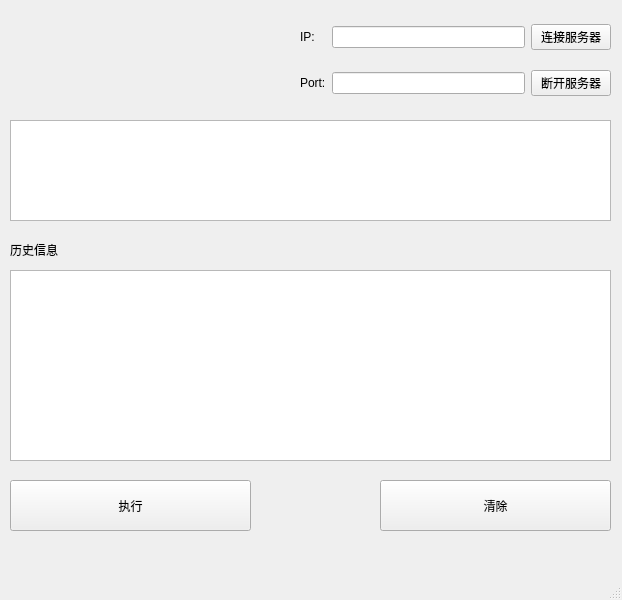
This is mainwindow.ui in qwwqwqwqwqw/sql_minus_client as Qt 5 draws it before an edit. The edited form follows.
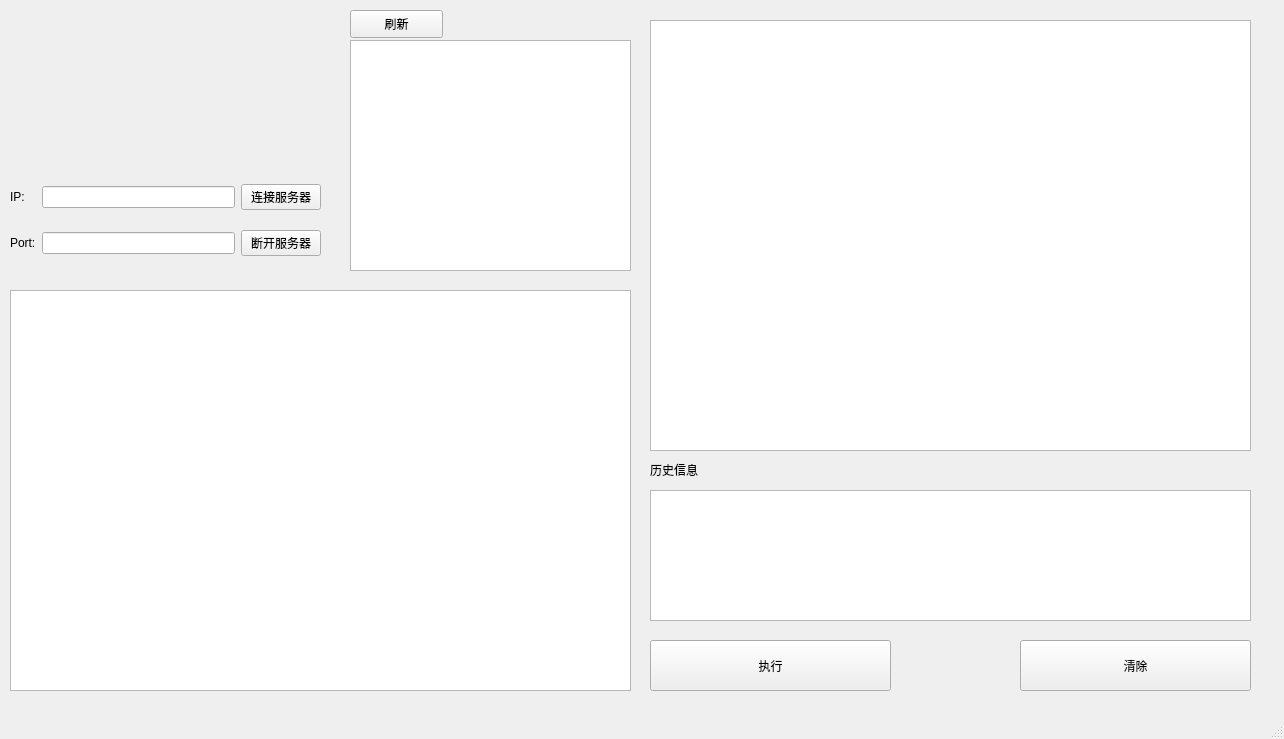
This is the edited form. Icons and pictures are not drawn.

```diff
--- a/mainwindow.ui
+++ b/mainwindow.ui
@@ -6,8 +6,8 @@
    <rect>
     <x>0</x>
     <y>0</y>
-    <width>622</width>
-    <height>600</height>
+    <width>1284</width>
+    <height>739</height>
    </rect>
   </property>
   <property name="windowTitle">
@@ -17,18 +17,18 @@
    <widget class="QTextEdit" name="record">
     <property name="geometry">
      <rect>
-      <x>10</x>
-      <y>270</y>
+      <x>650</x>
+      <y>490</y>
       <width>601</width>
-      <height>191</height>
+      <height>131</height>
      </rect>
     </property>
    </widget>
    <widget class="QPushButton" name="pushButton">
     <property name="geometry">
      <rect>
-      <x>10</x>
-      <y>480</y>
+      <x>650</x>
+      <y>640</y>
       <width>241</width>
       <height>51</height>
      </rect>
@@ -40,8 +40,8 @@
    <widget class="QPushButton" name="pushButton_2">
     <property name="geometry">
      <rect>
-      <x>380</x>
-      <y>480</y>
+      <x>1020</x>
+      <y>640</y>
       <width>231</width>
       <height>51</height>
      </rect>
@@ -53,18 +53,18 @@
    <widget class="QTextEdit" name="msg">
     <property name="geometry">
      <rect>
-      <x>10</x>
-      <y>120</y>
+      <x>650</x>
+      <y>20</y>
       <width>601</width>
-      <height>101</height>
+      <height>431</height>
      </rect>
     </property>
    </widget>
    <widget class="QLabel" name="label">
     <property name="geometry">
      <rect>
-      <x>10</x>
-      <y>240</y>
+      <x>650</x>
+      <y>460</y>
       <width>69</width>
       <height>19</height>
      </rect>
@@ -77,7 +77,7 @@
     <property name="geometry">
      <rect>
       <x>10</x>
-      <y>8</y>
+      <y>30</y>
       <width>271</width>
       <height>101</height>
      </rect>
@@ -92,13 +92,16 @@
    <widget class="QWidget" name="layoutWidget">
     <property name="geometry">
      <rect>
-      <x>300</x>
-      <y>10</y>
+      <x>10</x>
+      <y>170</y>
       <width>311</width>
       <height>101</height>
      </rect>
     </property>
     <layout class="QGridLayout" name="gridLayout">
+     <item row="0" column="1">
+      <widget class="QLineEdit" name="ip"/>
+     </item>
      <item row="0" column="0">
       <widget class="QLabel" name="label_2">
        <property name="text">
@@ -106,35 +109,65 @@
        </property>
       </widget>
      </item>
-     <item row="0" column="1">
-      <widget class="QLineEdit" name="ip"/>
+     <item row="2" column="3">
+      <widget class="QPushButton" name="disconnect">
+       <property name="text">
+        <string>断开服务器</string>
+       </property>
+      </widget>
      </item>
-     <item row="0" column="2">
+     <item row="0" column="3">
       <widget class="QPushButton" name="connect">
        <property name="text">
         <string>连接服务器</string>
        </property>
       </widget>
      </item>
-     <item row="1" column="0">
+     <item row="2" column="0">
       <widget class="QLabel" name="label_3">
        <property name="text">
         <string>Port:</string>
        </property>
       </widget>
      </item>
-     <item row="1" column="1">
+     <item row="2" column="1">
       <widget class="QLineEdit" name="port"/>
      </item>
-     <item row="1" column="2">
-      <widget class="QPushButton" name="disconnect">
-       <property name="text">
-        <string>断开服务器</string>
-       </property>
-      </widget>
-     </item>
     </layout>
    </widget>
+   <widget class="QTreeView" name="file">
+    <property name="geometry">
+     <rect>
+      <x>350</x>
+      <y>40</y>
+      <width>281</width>
+      <height>231</height>
+     </rect>
+    </property>
+   </widget>
+   <widget class="QTableView" name="table">
+    <property name="geometry">
+     <rect>
+      <x>10</x>
+      <y>290</y>
+      <width>621</width>
+      <height>401</height>
+     </rect>
+    </property>
+   </widget>
+   <widget class="QPushButton" name="pushButton_3">
+    <property name="geometry">
+     <rect>
+      <x>350</x>
+      <y>10</y>
+      <width>93</width>
+      <height>28</height>
+     </rect>
+    </property>
+    <property name="text">
+     <string>刷新</string>
+    </property>
+   </widget>
   </widget>
   <widget class="QStatusBar" name="statusbar"/>
  </widget>
```
